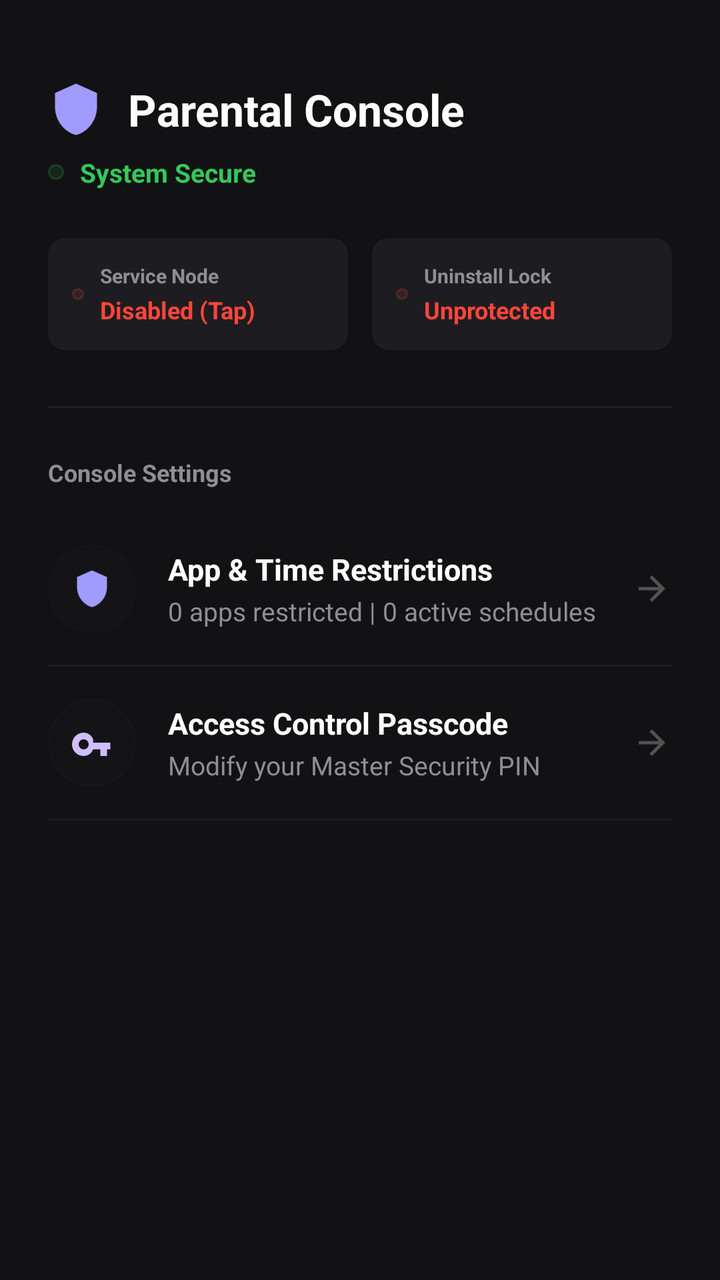
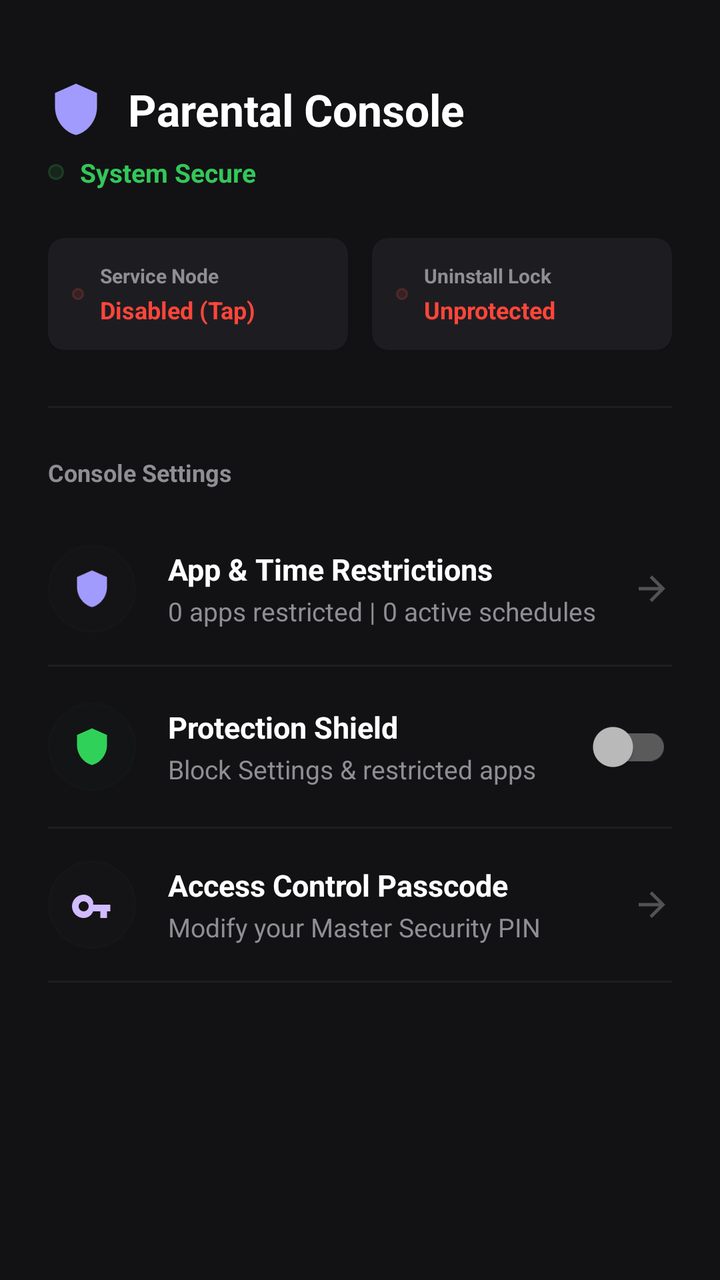

Two renders of the same Android screen: before a commit and after it. Below are the layout's source before the change and the commit's diff.
<!-- AndroidManifest.xml: application theme Theme.ParentalControl -->
<!-- res/layout/activity_main.xml -->
<?xml version="1.0" encoding="utf-8"?>
<androidx.constraintlayout.widget.ConstraintLayout 
    xmlns:android="http://schemas.android.com/apk/res/android"
    xmlns:app="http://schemas.android.com/apk/res-auto"
    android:layout_width="match_parent"
    android:layout_height="match_parent"
    android:background="#121214"
    android:padding="24dp">

    
    <LinearLayout
        android:id="@+id/layoutHeroHeader"
        android:layout_width="wrap_content"
        android:layout_height="wrap_content"
        android:orientation="horizontal"
        android:gravity="center_vertical"
        android:layout_marginTop="16dp"
        app:layout_constraintTop_toTopOf="parent"
        app:layout_constraintStart_toStartOf="parent">

        <ImageView
            android:layout_width="28dp"
            android:layout_height="28dp"
            android:src="@drawable/ic_shield"
            app:tint="#A29BFE"
            android:layout_marginEnd="12dp" />

        <TextView
            android:layout_width="wrap_content"
            android:layout_height="wrap_content"
            android:text="Parental Console"
            android:textColor="#FFFFFF"
            android:textSize="22sp"
            android:textStyle="bold" />
    </LinearLayout>

    
    <LinearLayout
        android:id="@+id/layoutGlobalNodeStatus"
        android:layout_width="wrap_content"
        android:layout_height="wrap_content"
        android:orientation="horizontal"
        android:gravity="center_vertical"
        android:layout_marginTop="8dp"
        app:layout_constraintTop_toBottomOf="@id/layoutHeroHeader"
        app:layout_constraintStart_toStartOf="parent">

        <View
            android:id="@+id/viewGlobalStatusDot"
            android:layout_width="8dp"
            android:layout_height="8dp"
            android:background="@drawable/btn_round"
            android:backgroundTint="#34C759"
            android:layout_marginEnd="8dp" />

        <TextView
            android:id="@+id/tvGlobalStatusLabel"
            android:layout_width="wrap_content"
            android:layout_height="wrap_content"
            android:text="System Secure"
            android:textColor="#34C759"
            android:textSize="13sp"
            android:textStyle="bold" />
    </LinearLayout>

    
    <LinearLayout
        android:id="@+id/layoutHealthBadges"
        android:layout_width="match_parent"
        android:layout_height="wrap_content"
        android:orientation="horizontal"
        android:layout_marginTop="24dp"
        app:layout_constraintTop_toBottomOf="@id/layoutGlobalNodeStatus"
        app:layout_constraintStart_toStartOf="parent"
        app:layout_constraintEnd_toEndOf="parent">

        
        <com.google.android.material.card.MaterialCardView
            android:id="@+id/badgeAccessibility"
            android:layout_width="0dp"
            android:layout_height="wrap_content"
            android:layout_weight="1"
            android:layout_marginEnd="6dp"
            app:cardCornerRadius="8dp"
            app:cardBackgroundColor="#1D1D21"
            app:strokeWidth="0dp"
            android:clickable="true"
            android:focusable="true"
            android:foreground="?android:attr/selectableItemBackground">

            <LinearLayout
                android:layout_width="match_parent"
                android:layout_height="wrap_content"
                android:orientation="horizontal"
                android:gravity="center_vertical"
                android:padding="12dp">

                <View
                    android:id="@+id/viewAccessDot"
                    android:layout_width="6dp"
                    android:layout_height="6dp"
                    android:background="@drawable/btn_round"
                    android:backgroundTint="#FF453A"
                    android:layout_marginEnd="8dp" />

                <LinearLayout
                    android:layout_width="0dp"
                    android:layout_height="wrap_content"
                    android:layout_weight="1"
                    android:orientation="vertical">

                    <TextView
                        android:layout_width="wrap_content"
                        android:layout_height="wrap_content"
                        android:text="Service Node"
                        android:textColor="#8E8E93"
                        android:textSize="10sp"
                        android:textStyle="bold" />

                    <TextView
                        android:id="@+id/tvAccessStatus"
                        android:layout_width="wrap_content"
                        android:layout_height="wrap_content"
                        android:text="Disabled (Tap)"
                        android:textColor="#FF453A"
                        android:textSize="12sp"
                        android:textStyle="bold"
                        android:layout_marginTop="2dp" />
                </LinearLayout>
            </LinearLayout>
        </com.google.android.material.card.MaterialCardView>

        
        <com.google.android.material.card.MaterialCardView
            android:id="@+id/badgeDeviceAdmin"
            android:layout_width="0dp"
            android:layout_height="wrap_content"
            android:layout_weight="1"
            android:layout_marginStart="6dp"
            app:cardCornerRadius="8dp"
            app:cardBackgroundColor="#1D1D21"
            app:strokeWidth="0dp"
            android:clickable="true"
            android:focusable="true"
            android:foreground="?android:attr/selectableItemBackground">

            <LinearLayout
                android:layout_width="match_parent"
                android:layout_height="wrap_content"
                android:orientation="horizontal"
                android:gravity="center_vertical"
                android:padding="12dp">

                <View
                    android:id="@+id/viewAdminDot"
                    android:layout_width="6dp"
                    android:layout_height="6dp"
                    android:background="@drawable/btn_round"
                    android:backgroundTint="#FF453A"
                    android:layout_marginEnd="8dp" />

                <LinearLayout
                    android:layout_width="0dp"
                    android:layout_height="wrap_content"
                    android:layout_weight="1"
                    android:orientation="vertical">

                    <TextView
                        android:layout_width="wrap_content"
                        android:layout_height="wrap_content"
                        android:text="Uninstall Lock"
                        android:textColor="#8E8E93"
                        android:textSize="10sp"
                        android:textStyle="bold" />

                    <TextView
                        android:id="@+id/tvAdminStatus"
                        android:layout_width="wrap_content"
                        android:layout_height="wrap_content"
                        android:text="Unprotected"
                        android:textColor="#FF453A"
                        android:textSize="12sp"
                        android:textStyle="bold"
                        android:layout_marginTop="2dp" />
                </LinearLayout>
            </LinearLayout>
        </com.google.android.material.card.MaterialCardView>
    </LinearLayout>

    <View
        android:id="@+id/dividerTop"
        android:layout_width="match_parent"
        android:layout_height="1dp"
        android:background="#0DFFFFFF"
        android:layout_marginTop="28dp"
        app:layout_constraintTop_toBottomOf="@id/layoutHealthBadges"
        app:layout_constraintStart_toStartOf="parent"
        app:layout_constraintEnd_toEndOf="parent" />

    
    <TextView
        android:id="@+id/tvModulesHeader"
        android:layout_width="wrap_content"
        android:layout_height="wrap_content"
        android:text="Console Settings"
        android:textColor="#8E8E93"
        android:textSize="12sp"
        android:textStyle="bold"
        android:layout_marginTop="24dp"
        app:layout_constraintTop_toBottomOf="@id/dividerTop"
        app:layout_constraintStart_toStartOf="parent" />

    <LinearLayout
        android:layout_width="match_parent"
        android:layout_height="wrap_content"
        android:orientation="vertical"
        android:layout_marginTop="12dp"
        app:layout_constraintTop_toBottomOf="@id/tvModulesHeader"
        app:layout_constraintStart_toStartOf="parent"
        app:layout_constraintEnd_toEndOf="parent">

        
        <LinearLayout
            android:id="@+id/rowAppLimits"
            android:layout_width="match_parent"
            android:layout_height="wrap_content"
            android:orientation="horizontal"
            android:gravity="center_vertical"
            android:paddingVertical="16dp"
            android:clickable="true"
            android:focusable="true"
            android:foreground="?android:attr/selectableItemBackground">

            
            <FrameLayout
                android:layout_width="44dp"
                android:layout_height="44dp"
                android:background="@drawable/btn_round"
                android:backgroundTint="#13A29BFE"
                android:layout_marginEnd="16dp">
                <ImageView
                    android:layout_width="20dp"
                    android:layout_height="20dp"
                    android:src="@drawable/ic_shield"
                    app:tint="#A29BFE"
                    android:layout_gravity="center" />
            </FrameLayout>

            <LinearLayout
                android:layout_width="0dp"
                android:layout_height="wrap_content"
                android:layout_weight="1"
                android:orientation="vertical">

                <TextView
                    android:layout_width="wrap_content"
                    android:layout_height="wrap_content"
                    android:text="App &amp; Time Restrictions"
                    android:textColor="#FFFFFF"
                    android:textSize="15sp"
                    android:textStyle="bold" />

                <TextView
                    android:id="@+id/tvAppGuardStats"
                    android:layout_width="wrap_content"
                    android:layout_height="wrap_content"
                    android:text="0 apps restricted | 0 active schedules"
                    android:textColor="#8E8E93"
                    android:textSize="13sp"
                    android:layout_marginTop="2dp" />
            </LinearLayout>

            <ImageView
                android:layout_width="20dp"
                android:layout_height="20dp"
                android:src="@drawable/ic_arrow_back"
                android:rotation="180"
                app:tint="#44FFFFFF" />
        </LinearLayout>

        
        <View
            android:layout_width="match_parent"
            android:layout_height="1dp"
            android:background="#0DFFFFFF" />

        
        <LinearLayout
            android:id="@+id/rowAccessPin"
            android:layout_width="match_parent"
            android:layout_height="wrap_content"
            android:orientation="horizontal"
            android:gravity="center_vertical"
            android:paddingVertical="16dp"
            android:clickable="true"
            android:focusable="true"
            android:foreground="?android:attr/selectableItemBackground">

            
            <FrameLayout
                android:layout_width="44dp"
                android:layout_height="44dp"
                android:background="@drawable/btn_round"
                android:backgroundTint="#13D0BCFF"
                android:layout_marginEnd="16dp">
                <ImageView
                    android:layout_width="20dp"
                    android:layout_height="20dp"
                    android:src="@drawable/ic_key"
                    app:tint="#D0BCFF"
                    android:layout_gravity="center" />
            </FrameLayout>

            <LinearLayout
                android:layout_width="0dp"
                android:layout_height="wrap_content"
                android:layout_weight="1"
                android:orientation="vertical">

                <TextView
                    android:layout_width="wrap_content"
                    android:layout_height="wrap_content"
                    android:text="Access Control Passcode"
                    android:textColor="#FFFFFF"
                    android:textSize="15sp"
                    android:textStyle="bold" />

                <TextView
                    android:layout_width="wrap_content"
                    android:layout_height="wrap_content"
                    android:text="Modify your Master Security PIN"
                    android:textColor="#8E8E93"
                    android:textSize="13sp"
                    android:layout_marginTop="2dp" />
            </LinearLayout>

            <ImageView
                android:layout_width="20dp"
                android:layout_height="20dp"
                android:src="@drawable/ic_arrow_back"
                android:rotation="180"
                app:tint="#44FFFFFF" />
        </LinearLayout>
        
        
        <View
            android:layout_width="match_parent"
            android:layout_height="1dp"
            android:background="#0DFFFFFF" />

    </LinearLayout>

</androidx.constraintlayout.widget.ConstraintLayout>
<!-- resources referenced by this layout -->
<resources>
  <!-- drawable btn_round (drawable) -->
  <?xml version="1.0" encoding="utf-8"?>
  <ripple xmlns:android="http://schemas.android.com/apk/res/android"
      android:color="#40FFFFFF">
      <item>
          <shape android:shape="oval">
              <solid android:color="#1AFFFFFF"/>
              <stroke android:width="1dp" android:color="#33FFFFFF"/>
              <size android:width="72dp" android:height="72dp"/>
          </shape>
      </item>
  </ripple>
  <!-- drawable ic_arrow_back (drawable) -->
  <vector xmlns:android="http://schemas.android.com/apk/res/android"
      android:width="24dp"
      android:height="24dp"
      android:viewportWidth="24.0"
      android:viewportHeight="24.0">
      <path
          android:fillColor="#FFFFFFFF"
          android:pathData="M20,11H7.83l5.59,-5.59L12,4l-8,8 8,8 1.41,-1.41L7.83,13H20v-2z" />
  </vector>
  <!-- drawable ic_key (drawable) -->
  <vector xmlns:android="http://schemas.android.com/apk/res/android"
      android:width="24dp"
      android:height="24dp"
      android:viewportWidth="24.0"
      android:viewportHeight="24.0">
      <path
          android:fillColor="#FFFFFFFF"
          android:pathData="M12.65,10C11.83,7.67 9.61,6 7,6c-3.87,0 -7,3.13 -7,7s3.13,7 7,7c2.61,0 4.83,-1.67 5.65,-4H17v4h4v-4h2v-4H12.65z M7,16c-1.65,0 -3,-1.35 -3,-3s1.35,-3 3,-3s3,1.35 3,3s-1.35,3 -3,3z" />
  </vector>
  <!-- drawable ic_shield (drawable) -->
  <vector xmlns:android="http://schemas.android.com/apk/res/android"
      android:width="24dp"
      android:height="24dp"
      android:viewportWidth="24.0"
      android:viewportHeight="24.0">
      <path
          android:fillColor="#FFFFFFFF"
          android:pathData="M12,1L3,5v6c0,5.55 3.84,10.74 9,12c5.16,-1.26 9,-6.45 9,-12V5L12,1z" />
  </vector>
  <style name="Theme.ParentalControl" parent="Theme.MaterialComponents.NoActionBar">
          
          <item name="colorPrimary">#D0BCFF</item>
          <item name="colorPrimaryVariant">#6200EE</item>
          <item name="colorOnPrimary">#000000</item>
          
          
          <item name="android:windowBackground">#121212</item>
          <item name="android:statusBarColor">#121212</item>
      </style>
</resources>

<!-- the commit's change to res/layout/activity_main.xml (unified diff, before → after) -->
@@ -286,6 +286,70 @@
 
         
         <LinearLayout
+            android:id="@+id/rowProtectionShield"
+            android:layout_width="match_parent"
+            android:layout_height="wrap_content"
+            android:orientation="horizontal"
+            android:gravity="center_vertical"
+            android:paddingVertical="16dp"
+            android:clickable="true"
+            android:focusable="true"
+            android:foreground="?android:attr/selectableItemBackground">
+
+            
+            <FrameLayout
+                android:layout_width="44dp"
+                android:layout_height="44dp"
+                android:background="@drawable/btn_round"
+                android:backgroundTint="#1330D158"
+                android:layout_marginEnd="16dp">
+                <ImageView
+                    android:layout_width="20dp"
+                    android:layout_height="20dp"
+                    android:src="@drawable/ic_shield"
+                    app:tint="#30D158"
+                    android:layout_gravity="center" />
+            </FrameLayout>
+
+            <LinearLayout
+                android:layout_width="0dp"
+                android:layout_height="wrap_content"
+                android:layout_weight="1"
+                android:orientation="vertical">
+
+                <TextView
+                    android:layout_width="wrap_content"
+                    android:layout_height="wrap_content"
+                    android:text="Protection Shield"
+                    android:textColor="#FFFFFF"
+                    android:textSize="15sp"
+                    android:textStyle="bold" />
+
+                <TextView
+                    android:id="@+id/tvShieldStatus"
+                    android:layout_width="wrap_content"
+                    android:layout_height="wrap_content"
+                    android:text="Block Settings &amp; restricted apps"
+                    android:textColor="#8E8E93"
+                    android:textSize="13sp"
+                    android:layout_marginTop="2dp" />
+            </LinearLayout>
+
+            <androidx.appcompat.widget.SwitchCompat
+                android:id="@+id/switchProtection"
+                android:layout_width="wrap_content"
+                android:layout_height="wrap_content"
+                app:showText="false" />
+        </LinearLayout>
+
+        
+        <View
+            android:layout_width="match_parent"
+            android:layout_height="1dp"
+            android:background="#0DFFFFFF" />
+
+        
+        <LinearLayout
             android:id="@+id/rowAccessPin"
             android:layout_width="match_parent"
             android:layout_height="wrap_content"
